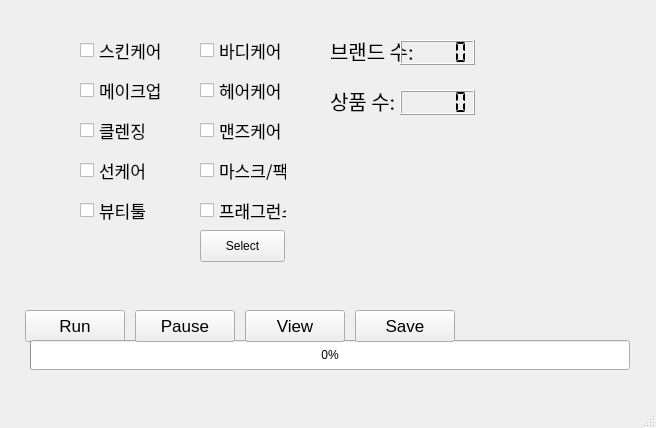
First picture: the form in src/gui/form/scrapingWindow.ui, repository yeonseo-Jung/beauty_kr, before the edit.
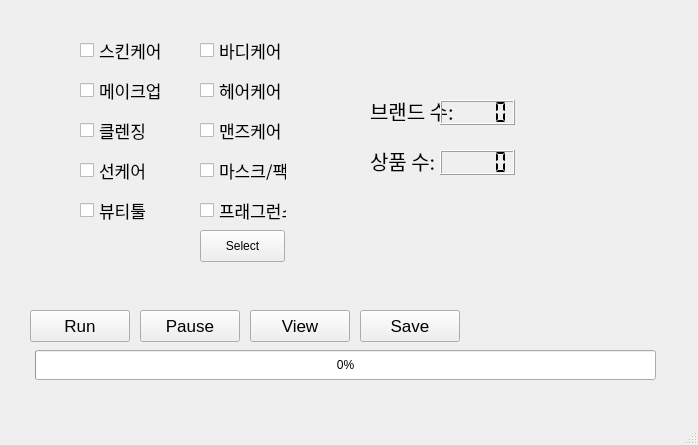
Second picture: the form after the edit.

```diff
--- a/src/gui/form/scrapingWindow.ui
+++ b/src/gui/form/scrapingWindow.ui
@@ -6,8 +6,8 @@
    <rect>
     <x>0</x>
     <y>0</y>
-    <width>656</width>
-    <height>428</height>
+    <width>698</width>
+    <height>445</height>
    </rect>
   </property>
   <property name="windowTitle">
@@ -187,7 +187,7 @@
    <widget class="QPushButton" name="Run">
     <property name="geometry">
      <rect>
-      <x>25</x>
+      <x>30</x>
       <y>310</y>
       <width>100</width>
       <height>32</height>
@@ -205,8 +205,8 @@
    <widget class="QLabel" name="label">
     <property name="geometry">
      <rect>
-      <x>330</x>
-      <y>30</y>
+      <x>370</x>
+      <y>90</y>
       <width>181</width>
       <height>41</height>
      </rect>
@@ -224,8 +224,8 @@
    <widget class="QLabel" name="label_2">
     <property name="geometry">
      <rect>
-      <x>330</x>
-      <y>80</y>
+      <x>370</x>
+      <y>140</y>
       <width>181</width>
       <height>41</height>
      </rect>
@@ -243,9 +243,9 @@
    <widget class="QProgressBar" name="progressBar">
     <property name="geometry">
      <rect>
-      <x>30</x>
-      <y>340</y>
-      <width>600</width>
+      <x>35</x>
+      <y>350</y>
+      <width>621</width>
       <height>30</height>
      </rect>
     </property>
@@ -262,8 +262,8 @@
    <widget class="QLCDNumber" name="brand_count">
     <property name="geometry">
      <rect>
-      <x>400</x>
-      <y>40</y>
+      <x>440</x>
+      <y>100</y>
       <width>75</width>
       <height>25</height>
      </rect>
@@ -287,8 +287,8 @@
    <widget class="QLCDNumber" name="product_count">
     <property name="geometry">
      <rect>
-      <x>400</x>
-      <y>90</y>
+      <x>440</x>
+      <y>150</y>
       <width>75</width>
       <height>25</height>
      </rect>
@@ -300,7 +300,7 @@
    <widget class="QPushButton" name="Pause">
     <property name="geometry">
      <rect>
-      <x>135</x>
+      <x>140</x>
       <y>310</y>
       <width>100</width>
       <height>32</height>
@@ -318,7 +318,7 @@
    <widget class="QPushButton" name="Save">
     <property name="geometry">
      <rect>
-      <x>355</x>
+      <x>360</x>
       <y>310</y>
       <width>100</width>
       <height>32</height>
@@ -336,7 +336,7 @@
    <widget class="QPushButton" name="View">
     <property name="geometry">
      <rect>
-      <x>245</x>
+      <x>250</x>
       <y>310</y>
       <width>100</width>
       <height>32</height>
```
Left out of the diff: 4 changed lines with no effect on the pictures.
